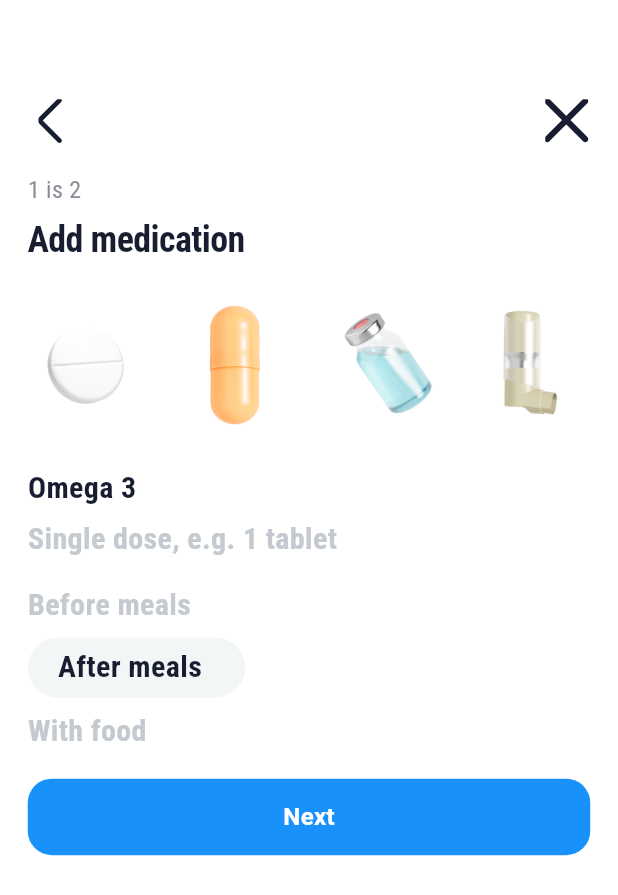
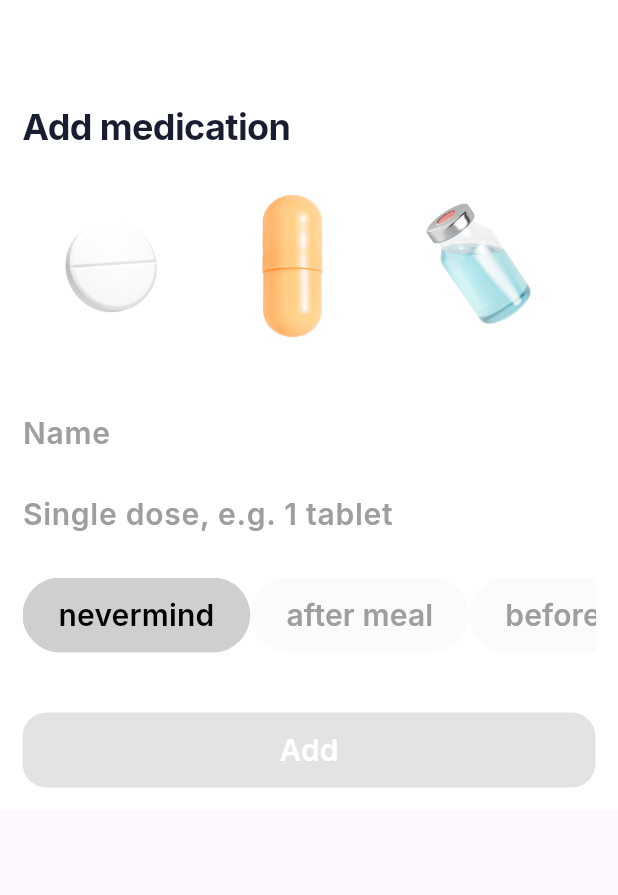
Before and after one commit to Syahrudina/uts-1, a Flutter app: the screen it shows after launch, on a phone screen of 412 x 824 dp. Shown: the top 895 px of the screen. Run offline on Flutter 3.47's test engine with Material 3 defaults, Android fonts, the phone set to English and light mode, and no system bars; our stand-ins replace cloud_firestore, firebase_core, flutter_svg, google_fonts; accounts and stored records are empty.

Commit message:
tambah form tambah obat

```diff
--- a/lib/pages/add_medication.dart
+++ b/lib/pages/add_medication.dart
@@ -1,216 +1,299 @@
 import 'package:flutter/material.dart';
-import 'dart:ui';
-import 'package:flutter_svg/flutter_svg.dart';
-// ignore: unused_import
-import 'package:flutter_app/utils.dart';
+import 'package:flutter_app/firebase_service.dart';
+import 'package:flutter_app/obat_model.dart';
+import 'package:flutter_app/pages/add_medication_1.dart';
 import 'package:google_fonts/google_fonts.dart';
-import 'add_medication_1.dart';
 
-class AddMedication extends StatelessWidget {
+class AddMedication extends StatefulWidget {
+  const AddMedication({super.key});
+
+  @override
+  State<AddMedication> createState() => _AddMedicationState();
+}
+
+class _AddMedicationState extends State<AddMedication> {
+  FirebaseService firebaseService = FirebaseService();
+  final List<String> _images = [
+    'assets/images/pill_01_v_1_w_1.png',
+    'assets/images/caps_79_dsddssd_1.png',
+    'assets/images/amp_022.png',
+    'assets/images/ing_2.png',
+  ];
+  final List<String> _keterangan = [
+    'nevermind',
+    'after meal',
+    'before meal',
+  ];
+
+  String _pilihan = 'nevermind';
+  int _selectedIndex = 0;
+
+  bool isLoading = false;
+  bool _isButtonDisabled = true;
+
+  final TextEditingController _namaObat = TextEditingController();
+  final TextEditingController _dosis = TextEditingController();
+
+  void _showErrorSnackbar(BuildContext context, String message) {
+    final snackBar = SnackBar(
+      content: Text(message),
+      backgroundColor: Colors.red,
+      duration: const Duration(seconds: 3),
+    );
+    ScaffoldMessenger.of(context).showSnackBar(snackBar);
+  }
+
+  void _showSuccessSnackbar(BuildContext context, String message) {
+    final snackBar = SnackBar(
+      content: Text(message),
+      backgroundColor: Colors.green,
+      duration: const Duration(seconds: 3),
+    );
+    ScaffoldMessenger.of(context).showSnackBar(snackBar);
+  }
+
+  void _validateForm() {
+    setState(() {
+      _isButtonDisabled = _namaObat.text.isEmpty || _dosis.text.isEmpty;
+    });
+  }
+
+  @override
+  void initState() {
+    super.initState();
+    _namaObat.addListener(_validateForm);
+    _dosis.addListener(_validateForm);
+  }
+
+  @override
+  void dispose() {
+    _namaObat.removeListener(_validateForm);
+    _dosis.removeListener(_validateForm);
+    _namaObat.dispose();
+    _dosis.dispose();
+    super.dispose();
+  }
+
   @override
   Widget build(BuildContext context) {
-    return Container(
-      decoration: BoxDecoration(
+    return Scaffold(
+      appBar: AppBar(
+        backgroundColor: Colors.white,
+      ),
+      body: SingleChildScrollView(
+        child: Container(
+          decoration: const BoxDecoration(
             color: Color(0xFFFFFFFF),
           ),
           child: SingleChildScrollView(
-        // Tambahkan SingleChildScrollView untuk mengatasi overflow
             child: Container(
-          padding: EdgeInsets.fromLTRB(18.5, 56.1, 18.5, 44),
+              padding: const EdgeInsets.all(15),
               child: Column(
                 mainAxisAlignment: MainAxisAlignment.start,
                 crossAxisAlignment: CrossAxisAlignment.start,
                 children: [
-              SizedBox(height: 10), // Tambahkan jarak atas
-              Row(
-                mainAxisAlignment: MainAxisAlignment.spaceBetween,
-                crossAxisAlignment: CrossAxisAlignment.start,
-                children: [
-                  Container(
-                    width: 30, // Sesuaikan ukuran container
-                    height: 30, // Sesuaikan ukuran container
-                    child: SvgPicture.asset(
-                      'assets/vectors/vector_4_x2.svg',
-                    ),
-                  ),
-                  Container(
-                    width: 30, // Sesuaikan ukuran container
-                    height: 30, // Sesuaikan ukuran container
-                    child: SvgPicture.asset(
-                      'assets/vectors/vector_3_x2.svg',
-                    ),
-                  ),
-                ],
-              ),
-              SizedBox(height: 20), // Tambahkan jarak antara elemen
-              Text(
-                '1 is 2',
-                style: GoogleFonts.getFont(
-                  'Roboto Condensed',
-                  fontWeight: FontWeight.w400,
-                  fontSize: 16,
-                  height: 1.3,
-                  color: Color(0xFF8C8E97),
-                ),
-              ),
-              SizedBox(height: 10), // Tambahkan jarak antara elemen
                   Text(
                     'Add medication',
-                style: GoogleFonts.getFont(
-                  'Roboto Condensed',
+                    style: GoogleFonts.inter(
                       fontWeight: FontWeight.w700,
                       fontSize: 24,
                       height: 1.1,
                       letterSpacing: -0.4,
-                  color: Color(0xFF191D30),
+                      color: const Color(0xFF191D30),
                     ),
                   ),
-              SizedBox(height: 20), // Tambahkan jarak antara elemen
-              Row(
+                  const SizedBox(height: 20),
+                  Column(
                     children: [
-                  Expanded(
+                      SizedBox(
+                        height: 120,
+                        child: ListView.builder(
+                          scrollDirection: Axis.horizontal,
+                          itemCount: _images.length,
+                          itemBuilder: (context, index) {
+                            return GestureDetector(
+                              onTap: () {
+                                setState(() {
+                                  if (index == 0) {
+                                    _namaObat.text = "Pil";
+                                  } else if (index == 1) {
+                                    _namaObat.text = "Kapsul";
+                                  } else if (index == 2) {
+                                    _namaObat.text = "Sirup";
+                                  } else if (index == 3) {
+                                    _namaObat.text = "Asma";
+                                  }
+                                });
+                              },
                               child: Container(
-                      width: 100, // Sesuaikan ukuran container
-                      height: 100, // Sesuaikan ukuran container
+                                width: 100,
+                                margin:
+                                    const EdgeInsets.symmetric(horizontal: 10),
                                 child: Image.asset(
-                        'assets/images/pill_01_v_1_w_1.png',
-                        fit: BoxFit.cover, // Sesuaikan ukuran gambar
+                                  _images[index],
+                                  fit: BoxFit.cover,
+                                ),
+                              ),
+                            );
+                          },
+                        ),
+                      ),
+                      const SizedBox(height: 20),
+                    ],
+                  ),
+                  const SizedBox(height: 20),
+                  TextFormField(
+                    style: GoogleFonts.inter(
+                      fontWeight: FontWeight.w600,
+                      fontSize: 20,
+                      height: 1.2,
+                      color: Colors.black,
+                    ),
+                    controller: _namaObat,
+                    decoration: InputDecoration(
+                      hintText: 'Name',
+                      hintStyle: GoogleFonts.inter(
+                        fontWeight: FontWeight.w600,
+                        fontSize: 20,
+                        height: 1.2,
+                        color: Colors.grey,
+                      ),
+                      border: InputBorder.none,
+                      contentPadding: EdgeInsets.zero,
+                      isDense: true,
+                    ),
+                  ),
+                  const SizedBox(
+                    height: 30.0,
+                  ),
+                  TextFormField(
+                    controller: _dosis,
+                    style: GoogleFonts.inter(
+                      fontWeight: FontWeight.w600,
+                      fontSize: 20,
+                      height: 1.2,
+                      color: Colors.black,
+                    ),
+                    decoration: InputDecoration(
+                      hintText: 'Single dose, e.g. 1 tablet',
+                      hintStyle: GoogleFonts.inter(
+                        fontWeight: FontWeight.w600,
+                        fontSize: 20,
+                        height: 1.2,
+                        color: Colors.grey,
+                      ),
+                      border: InputBorder.none,
+                      contentPadding: EdgeInsets.zero,
+                      isDense: true,
+                    ),
+                  ),
+                  const SizedBox(
+                    height: 30.0,
+                  ),
+                  SizedBox(
+                    height: 50,
+                    child: ListView.builder(
+                      scrollDirection: Axis.horizontal,
+                      itemCount: _keterangan.length,
+                      itemBuilder: (context, index) {
+                        return ElevatedButton(
+                            style: ElevatedButton.styleFrom(
+                              elevation: 0,
+                              backgroundColor: _selectedIndex == index
+                                  ? const Color.fromARGB(255, 208, 207, 207)
+                                  : const Color.fromARGB(255, 251, 251, 251),
+                              shape: RoundedRectangleBorder(
+                                borderRadius: BorderRadius.circular(25),
+                              ),
+                            ),
+                            onPressed: () {
+                              setState(() {
+                                _pilihan = _keterangan[index];
+                                _selectedIndex = index;
+                              });
+                            },
+                            child: Text(
+                              _keterangan[index],
+                              style: GoogleFonts.inter(
+                                fontWeight: FontWeight.w600,
+                                fontSize: 20,
+                                height: 1.2,
+                                color: _selectedIndex == index
+                                    ? Colors.black
+                                    : Colors.grey,
+                              ),
+                            ));
+                      },
+                    ),
+                  ),
+                  const SizedBox(height: 40),
+                  SizedBox(
+                    width: double.infinity,
+                    height: 50,
+                    child: ElevatedButton(
+                      style: ElevatedButton.styleFrom(
+                        backgroundColor: const Color(0xFF1892FA),
+                        shape: RoundedRectangleBorder(
+                          borderRadius: BorderRadius.circular(16),
+                        ),
+                      ),
+                      onPressed: _isButtonDisabled
+                          ? null
+                          : () async {
+                              setState(() {
+                                isLoading = true;
+                              });
+
+                              Obat obat = Obat(
+                                  nama: _namaObat.text,
+                                  dosis: _dosis.text,
+                                  kondisi: _pilihan);
+                              bool hasil = false;
+                              try {
+                                hasil = await firebaseService.tambah(obat);
+                                _showSuccessSnackbar(
+                                    context, "behasil mengirim data");
+                              } catch (e) {
+                                _showErrorSnackbar(
+                                    context, 'gagal mengirim data');
+                              } finally {
+                                setState(() {
+                                  isLoading = false;
+                                });
+                              }
+
+                              print(hasil);
+
+                              if (hasil) {
+                                Navigator.push(
+                                  context,
+                                  MaterialPageRoute(
+                                      builder: (context) => AddMedication1()),
+                                );
+                              } else {
+                                _showErrorSnackbar(
+                                    context, 'gagal mengirim data');
+                              }
+                            },
+                      child: isLoading
+                          ? const CircularProgressIndicator(
+                              valueColor:
+                                  AlwaysStoppedAnimation<Color>(Colors.white),
+                            )
+                          : Text(
+                              'Add',
+                              style: GoogleFonts.inter(
+                                fontWeight: FontWeight.w600,
+                                fontSize: 20,
+                                height: 1.2,
+                                color: Colors.white,
                               ),
                             ),
                     ),
-                  SizedBox(width: 20), // Tambahkan jarak antara elemen
-                  Expanded(
-                    child: Container(
-                      width: 100, // Sesuaikan ukuran container
-                      height: 100, // Sesuaikan ukuran container
-                      child: Image.asset(
-                        'assets/images/caps_79_dsddssd_1.png',
-                        fit: BoxFit.cover, // Sesuaikan ukuran gambar
+                  )
+                ],
               ),
             ),
-                  ),
-                  SizedBox(width: 20), // Tambahkan jarak antara elemen
-                  Expanded(
-                    child: Container(
-                      width: 100, // Sesuaikan ukuran container
-                      height: 100, // Sesuaikan ukuran container
-                      child: Image.asset(
-                        'assets/images/amp_022.png',
-                        fit: BoxFit.cover, // Sesuaikan ukuran gambar
-                      ),
-                    ),
-                  ),
-                  SizedBox(width: 20), // Tambahkan jarak antara elemen
-                  Expanded(
-                    child: Container(
-                      width: 100, // Sesuaikan ukuran container
-                      height: 100, // Sesuaikan ukuran container
-                      child: Image.asset(
-                        'assets/images/ing_2.png',
-                        fit: BoxFit.cover, // Sesuaikan ukuran gambar
-                      ),
-                    ),
-                  ),
-                ],
-              ),
-              SizedBox(height: 20), // Tambahkan jarak antara elemen
-              Text(
-                'Omega 3',
-                style: GoogleFonts.getFont(
-                  'Roboto Condensed',
-                  fontWeight: FontWeight.w700,
-                  fontSize: 20,
-                  height: 1.2,
-                  color: Color(0xFF191D30),
-                ),
-              ),
-              SizedBox(height: 10), // Tambahkan jarak antara elemen
-              Text(
-                'Single dose, e.g. 1 tablet',
-                style: GoogleFonts.getFont(
-                  'Roboto Condensed',
-                  fontWeight: FontWeight.w700,
-                  fontSize: 20,
-                  height: 1.2,
-                  color: Color(0xFFC4CACF),
-                ),
-              ),
-              Column(
-                crossAxisAlignment: CrossAxisAlignment.start,
-                children: [
-                  SizedBox(height: 20), // Tambahkan jarak antara elemen
-                  Text(
-                    'Before meals',
-                    style: GoogleFonts.getFont(
-                      'Roboto Condensed',
-                      fontWeight: FontWeight.w700,
-                      fontSize: 20,
-                      height: 1.2,
-                      color: Color(0xFFC4CACF),
-                    ),
-                  ),
-                  SizedBox(height: 10), // Tambahkan jarak antara elemen
-                  Container(
-                    width: 145, // Sesuaikan ukuran container
-                    padding: EdgeInsets.fromLTRB(20, 7, 20, 9),
-                    decoration: BoxDecoration(
-                      color: Color(0xFFF2F6F7),
-                      borderRadius: BorderRadius.circular(100),
-                    ),
-                    child: Text(
-                      'After meals',
-                      style: GoogleFonts.getFont(
-                        'Roboto Condensed',
-                        fontWeight: FontWeight.w700,
-                        fontSize: 20,
-                        height: 1.2,
-                        color: Color(0xFF191D30),
-                      ),
-                    ),
-                  ),
-                  SizedBox(height: 10), // Tambahkan jarak antara elemen
-                  Text(
-                    'With food',
-                    style: GoogleFonts.getFont(
-                      'Roboto Condensed',
-                      fontWeight: FontWeight.w700,
-                      fontSize: 20,
-                      height: 1.2,
-                      color: Color(0xFFC4CACF),
-                    ),
-                  ),
-                ],
-              ),
-
-              SizedBox(height: 20),
-              GestureDetector(
-                onTap: () {
-                  Navigator.push(
-                    context,
-                    MaterialPageRoute(builder: (context) => AddMedication1()),
-                  );
-                },
-                child: Container(
-                  width: double.infinity,
-                  padding: EdgeInsets.symmetric(vertical: 15),
-                  decoration: BoxDecoration(
-                    color: Color(0xFF1892FA),
-                    borderRadius: BorderRadius.circular(16),
-                  ),
-                  child: Center(
-                    child: Text(
-                      'Next',
-                      style: TextStyle(
-                        fontWeight: FontWeight.w600,
-                        fontSize: 16,
-                        height: 1.3,
-                        color: Color(0xFFFFFFFF),
-                      ),
-                    ),
-                  ),
-                ),
-              ),
-            ],
           ),
         ),
       ),
```
Lines whose indentation alone changed are shown as unchanged.
